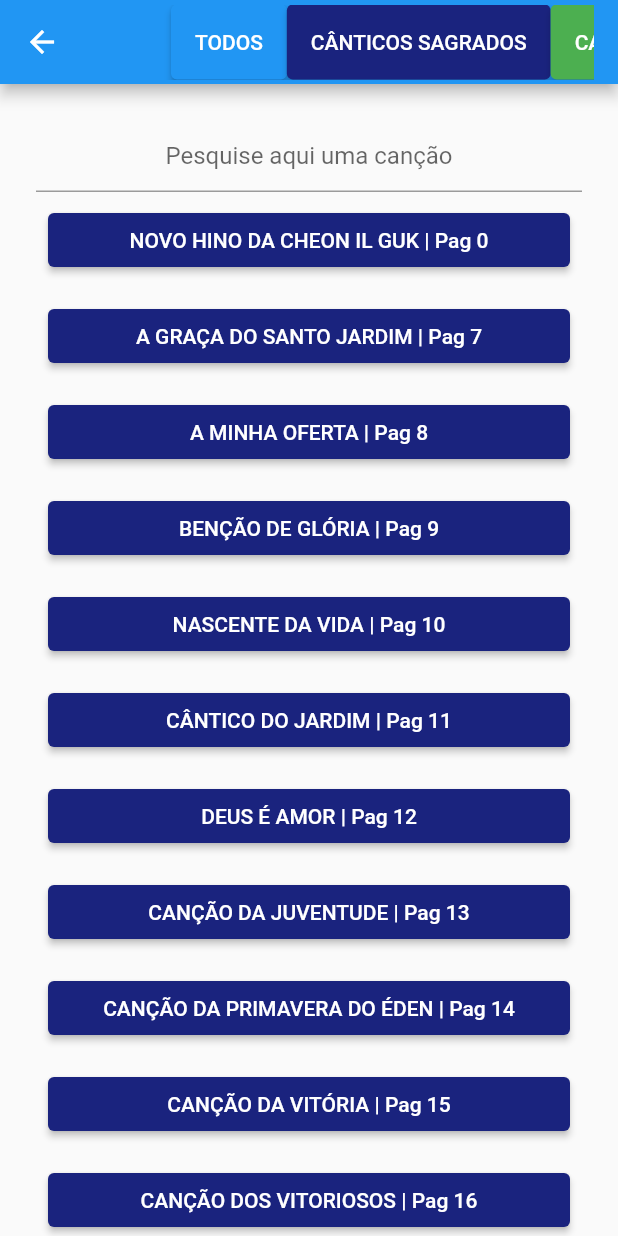
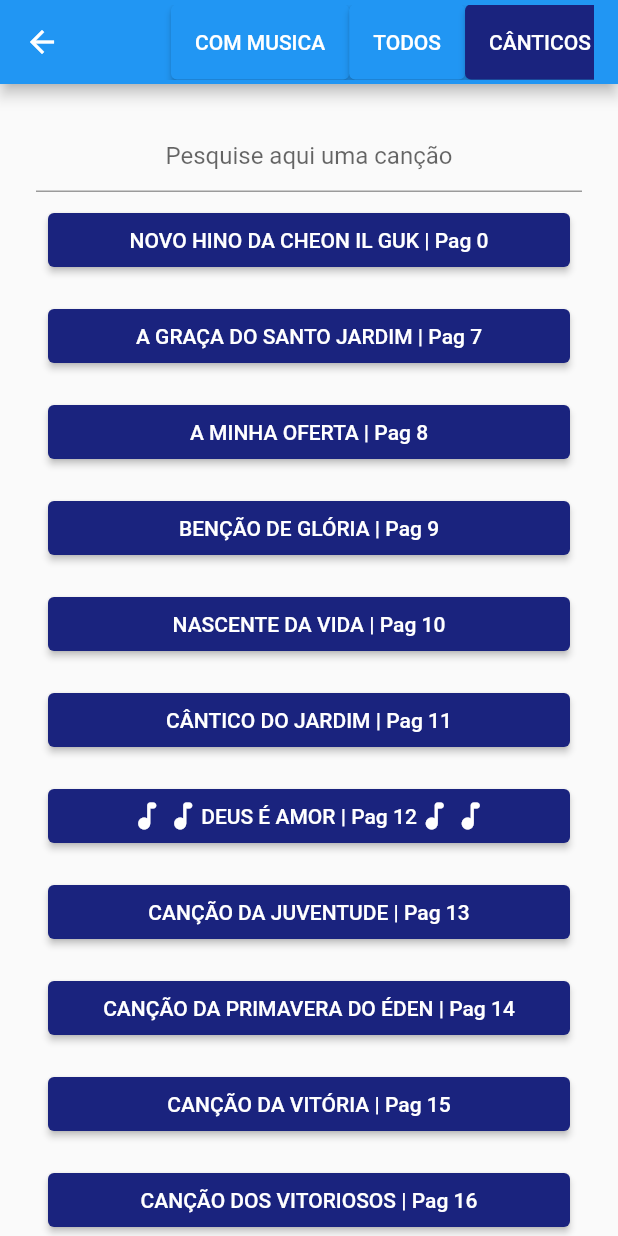
Before and after one commit to OsmanBrito/ffpmupt, a Flutter app: the screen it shows after launch, after a tap on "Canções", on a phone screen of 412 x 824 dp. Run offline on Flutter 3.47's test engine with Material 2 defaults, Android fonts, the phone set to English and light mode, and no system bars; our stand-ins replace just_audio.

Commit message:
Added more musics

```diff
--- a/lib/main.dart
+++ b/lib/main.dart
@@ -52,6 +52,15 @@ class Home extends StatelessWidget {
                 builder: (context) => const ListOfSongsScreen(),
               ),
             ),
+            icon: const Icon(Icons.newspaper_rounded),
+            label: const Text('Ultimos avisos'),
+          ),
+          ElevatedButton.icon(
+            onPressed: () => Navigator.of(context).push(
+              MaterialPageRoute(
+                builder: (context) => const ListOfSongsScreen(),
+              ),
+            ),
             icon: const Icon(Icons.library_music),
             label: const Text('Canções'),
           ),
--- a/lib/screens/list_of_songs_screen.dart
+++ b/lib/screens/list_of_songs_screen.dart
@@ -29,8 +29,13 @@ class _ListOfSongsScreenState extends State<ListOfSongsScreen> {
     });
   }
 
-  void _showSongsBy(SongsCategory? category) {
+  void _showSongsBy(SongsCategory? category, {bool? hasMusic}) {
     setState(() {
+      if (hasMusic != null && hasMusic) {
+        _filteredSongs = songs
+            .where((element) => element.musicTrackPath.isNotEmpty)
+            .toList();
+      } else {
         _filteredSongs = songs
             .where((element) => category != null
                 ? element.songsCategory == category &&
@@ -41,6 +46,7 @@ class _ListOfSongsScreenState extends State<ListOfSongsScreen> {
                     .toLowerCase()
                     .contains(_controller.text.toLowerCase()))
             .toList();
+      }
     });
   }
 
@@ -78,6 +84,15 @@ class _ListOfSongsScreenState extends State<ListOfSongsScreen> {
             children: [
               const SizedBox(
                 width: 42.0,
+              ),
+              ElevatedButton(
+                onPressed: () => setState(() {
+                  _showSongsBy(
+                    null,
+                    hasMusic: true,
+                  );
+                }),
+                child: const Text('COM MUSICA'),
               ),
               ElevatedButton(
                 onPressed: () => setState(() {
@@ -141,8 +156,25 @@ class _ListOfSongsScreenState extends State<ListOfSongsScreen> {
                       padding: const EdgeInsets.all(8.0),
                       child: ElevatedButton(
                         style: _fillBy(_filteredSongs[index].songsCategory),
-                        child: Text(
+                        child: Row(
+                          mainAxisAlignment: MainAxisAlignment.center,
+                          children: [
+                            _filteredSongs[index].musicTrackPath.isNotEmpty
+                                ? const Icon(Icons.music_note_rounded)
+                                : Container(),
+                            _filteredSongs[index].musicTrackPath.isNotEmpty
+                                ? const Icon(Icons.music_note_rounded)
+                                : Container(),
+                            Text(
                               '${_filteredSongs[index].title} | Pag ${_filteredSongs[index].page}',
+                            ),
+                            _filteredSongs[index].musicTrackPath.isNotEmpty
+                                ? const Icon(Icons.music_note_rounded)
+                                : Container(),
+                            _filteredSongs[index].musicTrackPath.isNotEmpty
+                                ? const Icon(Icons.music_note_rounded)
+                                : Container(),
+                          ],
                         ),
                         onPressed: () => Navigator.of(context).push(
                           MaterialPageRoute(
--- a/lib/songs/songs.dart
+++ b/lib/songs/songs.dart
@@ -108,7 +108,7 @@ final List<SongsModel> songs = [
       ],
       SongsCategory.holy,
       isSecondChorus: true,
-  ),
+      musicTrackPath: 'assets/DEUS-E-AMOR.mp3'),
   SongsModel(
     'CANÇÃO DA JUVENTUDE',
     '13',
@@ -310,7 +310,9 @@ final List<SongsModel> songs = [
       'Amar como Jesus amou, sonhar como Jesus \n sonhou, pensar como Jesus pensou, viver como Jesus viveu;\n\nSentir como Jesus sentia, \n Sorrir como Jesus sorria, \n E ao chegar ao fim do dia \n Eu sei que dormiria muito mais feliz. (Bis)',
     ],
     SongsCategory.convivial,
-      isSecondChorus: true),
+    isSecondChorus: true,
+    musicTrackPath: 'assets/AMAR-COMO-JESUS-AMOU.mp3',
+  ),
   SongsModel(
     'EU GOSTO DE VER',
     '31',
@@ -455,7 +457,9 @@ final List<SongsModel> songs = [
       'Canta minha alma, canta ao Senhor\n Quão grande és Tu, quão grande és Tu.',
     ],
     SongsCategory.convivial,
-      isSecondChorus: true),
+    isSecondChorus: true,
+    musicTrackPath: 'assets/QUAO-GRANDE-ES-TU.mp3',
+  ),
   SongsModel(
     'SEI QUE ÉS CAPAZ',
     '42',
@@ -716,6 +720,7 @@ final List<SongsModel> songs = [
     ],
     SongsCategory.english,
     isSecondChorus: true,
+    musicTrackPath: 'assets/SHINING-FATHERLAND.mp3',
   ),
   SongsModel(
     'SONG OF THE GARDEN',
@@ -1356,6 +1361,7 @@ final List<SongsModel> songs = [
       'I wish for you my friend\n This happiness that I\'ve found;\n On Him you can depend,\n It matters not where you\'re bound,\n I\'ll shout it from the mountain top \n I want the world to know!\n The Lord of love has come to me,\n I want to pass it on.\n',
     ],
     SongsCategory.international,
+    musicTrackPath: 'assets/PASS-IT-ON.mp3',
   ),
   SongsModel(
     'PUT YOUR HAND TO THE PLOUGH',
@@ -1388,6 +1394,7 @@ final List<SongsModel> songs = [
     ],
     SongsCategory.international,
     isSecondChorus: true,
+    musicTrackPath: 'SAILING-WITH-OUR-FATHER.mp3',
   ),
   SongsModel(
     'SARANG HAE',
@@ -1455,6 +1462,7 @@ final List<SongsModel> songs = [
       'It\'s a long, long journey,\n So stay by my side\n When I walk through the storm\n You\'ll be my guide, be my guide.\n If they gave me a fortune,\n My treasure would be small.\n I could lose it all tomorrow,\n And never mind at all.\n But if I should lose your love, Lord\n I don’t know what I’d do,\n For I know I\'ll never find another you\n',
     ],
     SongsCategory.international,
+    musicTrackPath: 'assets/THERE’LL-NEVER-BE-ANOTHER-YOU.mp3',
   ),
   SongsModel(
     'TOP OF THE WORLD',
```
Also changed, not shown: 8 other files. Lines whose indentation alone changed are shown as unchanged.
